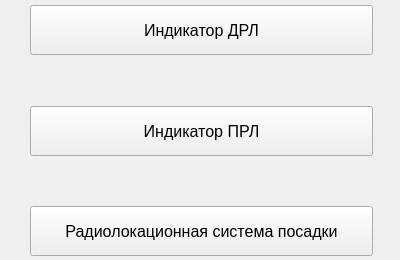
oln0ry/IKO, file menu.ui: the form before one commit.
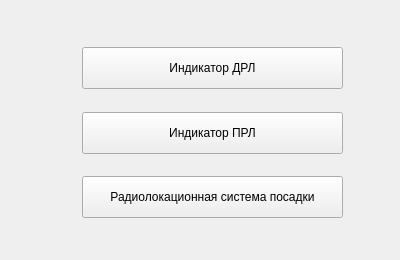
The form after the commit.

Commit message: Возможность изменять часть настроек из пользовательского интерфейса

Diff of the .ui file:
```diff
--- a/menu.ui
+++ b/menu.ui
@@ -10,10 +10,17 @@
     <height>260</height>
    </rect>
   </property>
-  <property name="font">
-   <font>
-    <pointsize>12</pointsize>
-   </font>
+  <property name="minimumSize">
+   <size>
+    <width>400</width>
+    <height>260</height>
+   </size>
+  </property>
+  <property name="maximumSize">
+   <size>
+    <width>400</width>
+    <height>260</height>
+   </size>
   </property>
   <property name="windowTitle">
    <string>Индикатор кругового обзора - Меню</string>
@@ -22,31 +29,31 @@
    <widget class="QWidget" name="verticalLayoutWidget">
     <property name="geometry">
      <rect>
-      <x>0</x>
-      <y>0</y>
-      <width>403</width>
-      <height>261</height>
+      <x>22</x>
+      <y>-3</y>
+      <width>381</width>
+      <height>271</height>
      </rect>
     </property>
     <layout class="QVBoxLayout" name="verticalLayout">
      <property name="leftMargin">
-      <number>30</number>
+      <number>60</number>
      </property>
      <property name="topMargin">
-      <number>5</number>
+      <number>50</number>
      </property>
      <property name="rightMargin">
-      <number>30</number>
+      <number>60</number>
      </property>
      <property name="bottomMargin">
-      <number>5</number>
+      <number>50</number>
      </property>
      <item>
       <widget class="QPushButton" name="ButtonIndicatorDRL">
        <property name="minimumSize">
         <size>
          <width>0</width>
-         <height>50</height>
+         <height>42</height>
         </size>
        </property>
        <property name="text">
@@ -72,7 +79,7 @@
        <property name="minimumSize">
         <size>
          <width>0</width>
-         <height>50</height>
+         <height>42</height>
         </size>
        </property>
        <property name="text">
@@ -98,7 +105,7 @@
        <property name="minimumSize">
         <size>
          <width>0</width>
-         <height>50</height>
+         <height>42</height>
         </size>
        </property>
        <property name="text">
```
The commit also changes 6 other files.
